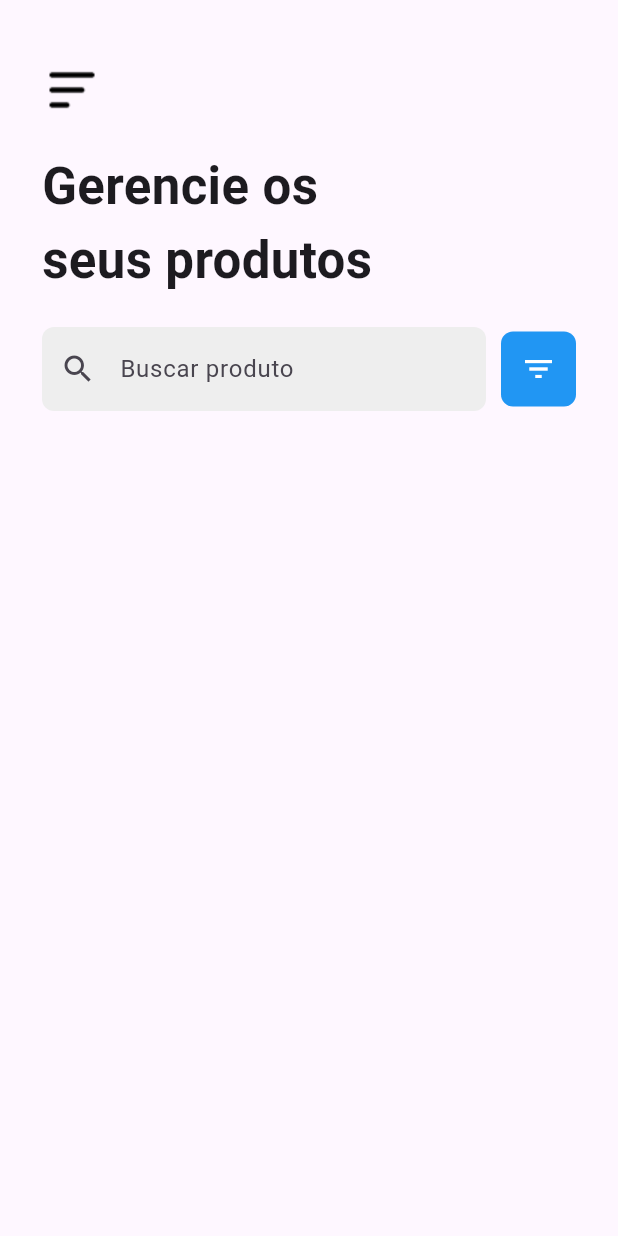
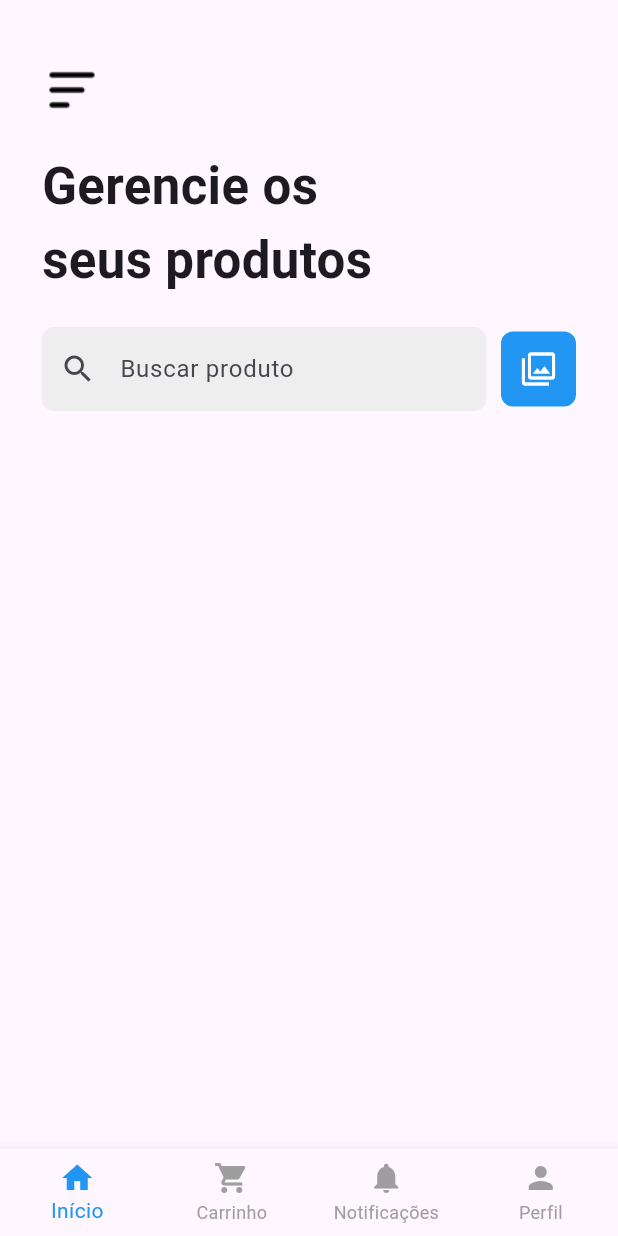
Before and after one commit to formatechsolutions/Buscador-de-pre-o, a Flutter app: the Dashboard screen opened by its route, on a phone screen of 412 x 824 dp. Run offline on Flutter 3.47's test engine with Material 3 defaults, Android fonts, the phone set to English and light mode, and no system bars; our stand-ins replace flutter_secure_storage, get, shared_preferences; accounts and stored records are empty.

Commit message:
navigation bar

```diff
--- a/lib/core/pages/dashboard/dashboard.dart
+++ b/lib/core/pages/dashboard/dashboard.dart
@@ -1,3 +1,4 @@
+import 'package:busca_preco/core/pages/navigation/navigation_bar.dart';
 import 'package:flutter/material.dart';
 
 class Dashboard extends StatelessWidget implements PreferredSizeWidget {
@@ -55,19 +56,17 @@ class Dashboard extends StatelessWidget implements PreferredSizeWidget {
                     borderRadius: BorderRadius.circular(8),
                   ),
                   child: IconButton(
-                    icon: Icon(Icons.filter_list, color: Colors.white),
-                    onPressed: () {
-                      // Ação para o botão azul
-                    },
+                    icon: Icon(Icons.filter, color: Colors.white),
+                    onPressed: () {},
                   ),
                 ),
               ],
             ),
             const SizedBox(height: 20),
-
           ],
         ),
       ),
+      bottomNavigationBar: CustomNavigationBar(),
     );
   }
 }
--- /dev/null
+++ b/lib/core/pages/navigation/navigation_bar.dart
@@ -0,0 +1,46 @@
+import 'package:flutter/material.dart';
+
+class CustomNavigationBar extends StatelessWidget {
+  const CustomNavigationBar({super.key});
+
+  @override
+  Widget build(BuildContext context) {
+    return BottomNavigationBar(
+      type: BottomNavigationBarType.fixed,
+      selectedItemColor: Colors.blue,
+      unselectedItemColor: Colors.grey,
+      showSelectedLabels: true,
+      showUnselectedLabels: true,
+      items: [
+        BottomNavigationBarItem(
+          icon: Icon(Icons.home),
+          label: 'Início',
+        ),
+        BottomNavigationBarItem(
+          icon: Icon(Icons.shopping_cart),
+          label: 'Carrinho',
+        ),
+        BottomNavigationBarItem(
+          icon: Icon(Icons.notifications),
+          label: 'Notificações',
+        ),
+        BottomNavigationBarItem(
+          icon: Icon(Icons.person),
+          label: 'Perfil',
+        ),
+      ],
+      onTap: (index) {
+        switch (index) {
+          case 0:
+            break;
+          case 1:
+            break;
+          case 2:
+            break;
+          case 3:
+            break;
+        }
+      },
+    );
+  }
+}
```
